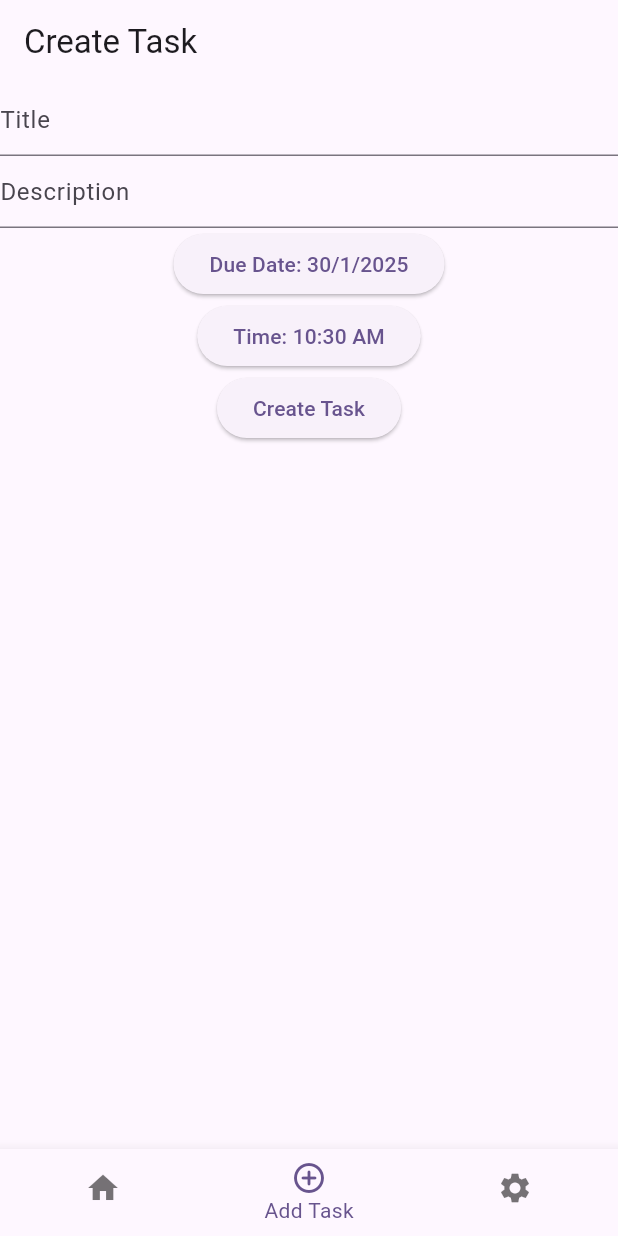
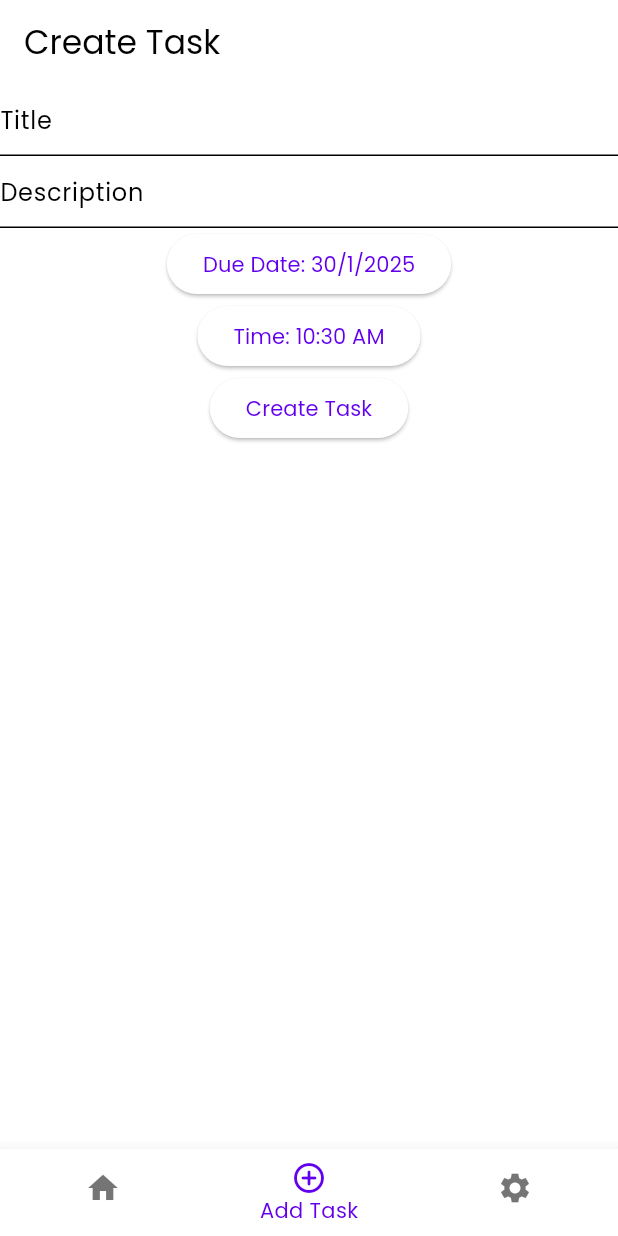
Before and after one commit to samuelalfito/to_do_app, a Flutter app: the screen it shows after launch, item 2 of the bottom bar chosen, on a phone screen of 412 x 824 dp. Run offline on Flutter 3.47's test engine with Material 3 defaults, Android fonts, the phone set to English and light mode, and no system bars.

Commit message:
feat: add theme

```diff
--- a/lib/main.dart
+++ b/lib/main.dart
@@ -3,6 +3,7 @@
 import 'package:to_do_app/views/navbar/nav_bar_view.dart';
 
 import 'data/task_service.dart';
+import 'theme.dart';
 
 void main() {
   runApp(
@@ -35,11 +36,8 @@
   Widget build(BuildContext context) {
     return MaterialApp(
       title: 'Flutter Demo',
-      theme: ThemeData(
-        colorScheme: ColorScheme.fromSeed(seedColor: Colors.deepPurple),
-        useMaterial3: true,
-      ),
-      darkTheme: ThemeData.dark(),
+      theme: lightTheme,
+      darkTheme: darkTheme,
       themeMode: _themeMode,
       debugShowCheckedModeBanner: false,
       home: NavBarView(),
--- /dev/null
+++ b/lib/theme.dart
@@ -0,0 +1,18 @@
+import 'package:flutter/material.dart';
+
+final ThemeData lightTheme = ThemeData(
+  brightness: Brightness.light,
+  fontFamily: 'Poppins',
+  colorScheme: ColorScheme.light(
+    primaryContainer: Colors.grey[300],
+    secondaryContainer: Colors.white
+  ),
+);
+final ThemeData darkTheme = ThemeData(
+  brightness: Brightness.dark,
+  fontFamily: 'Poppins',
+  colorScheme: ColorScheme.dark(
+    primaryContainer: Colors.grey[800],
+    secondaryContainer: Colors.grey[900]
+  ),
+);
```
